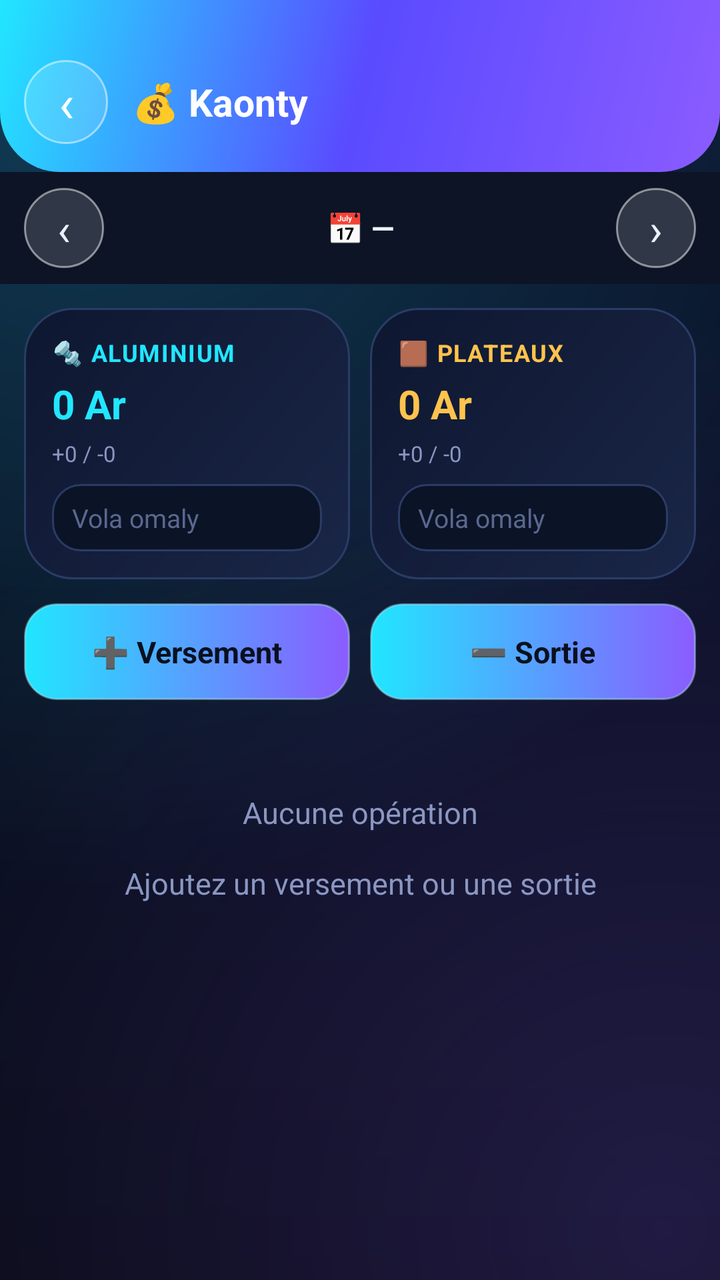
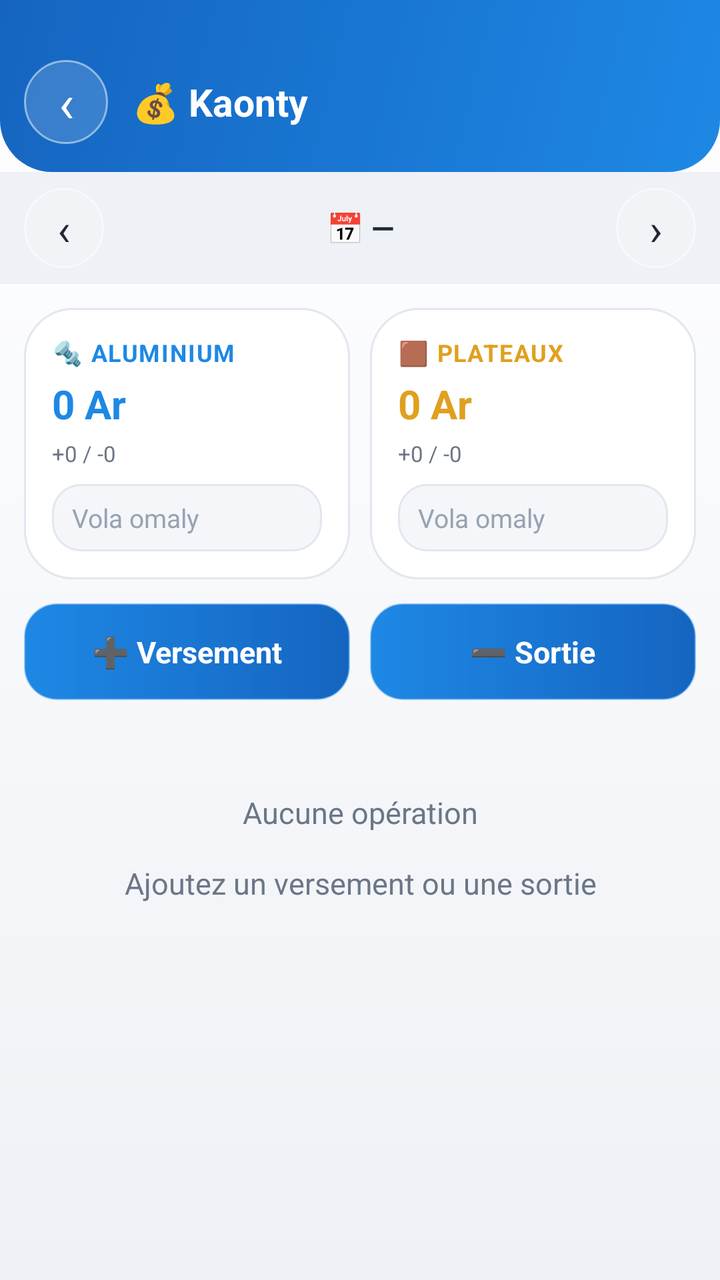

The first picture is an Android layout as it rendered before a commit; the second is the same layout after the commit. The layout source and the unified diff follow.
<!-- AndroidManifest.xml: application theme Theme.AluManager -->
<!-- res/layout/activity_kaonty.xml -->
<?xml version="1.0" encoding="utf-8"?>
<LinearLayout xmlns:android="http://schemas.android.com/apk/res/android"
    android:layout_width="match_parent"
    android:layout_height="match_parent"
    android:background="@drawable/bg_space"
    android:orientation="vertical">

    <LinearLayout
        android:layout_width="match_parent"
        android:layout_height="wrap_content"
        android:background="@drawable/hero_bg"
        android:gravity="center_vertical"
        android:orientation="horizontal"
        android:paddingHorizontal="12dp"
        android:paddingTop="30dp"
        android:paddingBottom="14dp">

        <TextView
            android:id="@+id/btnBack"
            android:layout_width="42dp"
            android:layout_height="42dp"
            android:background="@drawable/avatar_circle"
            android:gravity="center"
            android:text="‹"
            android:textColor="#FFFFFF"
            android:textSize="26sp" />

        <TextView
            android:layout_width="0dp"
            android:layout_height="wrap_content"
            android:layout_marginStart="12dp"
            android:layout_weight="1"
            android:text="💰 Kaonty"
            android:textColor="#FFFFFF"
            android:textSize="19sp"
            android:textStyle="bold" />
    </LinearLayout>

    
    <LinearLayout
        android:layout_width="match_parent"
        android:layout_height="wrap_content"
        android:background="#0C1426"
        android:gravity="center_vertical"
        android:orientation="horizontal"
        android:paddingHorizontal="12dp"
        android:paddingVertical="8dp">

        <TextView
            android:id="@+id/btnPrevDay"
            android:layout_width="40dp"
            android:layout_height="40dp"
            android:background="@drawable/avatar_circle"
            android:gravity="center"
            android:text="‹"
            android:textColor="#EAF2FF"
            android:textSize="22sp" />

        <TextView
            android:id="@+id/dateLabel"
            android:layout_width="0dp"
            android:layout_height="wrap_content"
            android:layout_weight="1"
            android:gravity="center"
            android:text="📅 —"
            android:textColor="#EAF2FF"
            android:textSize="15sp"
            android:textStyle="bold" />

        <TextView
            android:id="@+id/btnNextDay"
            android:layout_width="40dp"
            android:layout_height="40dp"
            android:background="@drawable/avatar_circle"
            android:gravity="center"
            android:text="›"
            android:textColor="#EAF2FF"
            android:textSize="22sp" />
    </LinearLayout>

    
    <LinearLayout
        android:layout_width="match_parent"
        android:layout_height="wrap_content"
        android:orientation="horizontal"
        android:padding="12dp">

        
        <LinearLayout
            android:layout_width="0dp"
            android:layout_height="wrap_content"
            android:layout_weight="1"
            android:background="@drawable/glass_card"
            android:orientation="vertical"
            android:padding="14dp">

            <TextView
                android:layout_width="wrap_content"
                android:layout_height="wrap_content"
                android:text="🔩 ALUMINIUM"
                android:textColor="#21E6FF"
                android:textSize="12sp"
                android:textStyle="bold"
                android:letterSpacing="0.05" />

            <TextView
                android:id="@+id/soldeAlu"
                android:layout_width="wrap_content"
                android:layout_height="wrap_content"
                android:layout_marginTop="4dp"
                android:text="0 Ar"
                android:textColor="#21E6FF"
                android:textSize="20sp"
                android:textStyle="bold" />

            <TextView
                android:id="@+id/detailAlu"
                android:layout_width="wrap_content"
                android:layout_height="wrap_content"
                android:layout_marginTop="4dp"
                android:text="+0 / -0"
                android:textColor="#8A97C2"
                android:textSize="11sp" />

            <EditText
                android:id="@+id/volaAlu"
                android:layout_width="match_parent"
                android:layout_height="wrap_content"
                android:layout_marginTop="8dp"
                android:background="@drawable/field_bg"
                android:hint="Vola omaly"
                android:inputType="numberDecimal"
                android:paddingHorizontal="10dp"
                android:paddingVertical="8dp"
                android:textColor="#EAF2FF"
                android:textColorHint="#5A688F"
                android:textSize="13sp" />
        </LinearLayout>

        <View android:layout_width="10dp" android:layout_height="1dp" />

        
        <LinearLayout
            android:layout_width="0dp"
            android:layout_height="wrap_content"
            android:layout_weight="1"
            android:background="@drawable/glass_card"
            android:orientation="vertical"
            android:padding="14dp">

            <TextView
                android:layout_width="wrap_content"
                android:layout_height="wrap_content"
                android:text="🟫 PLATEAUX"
                android:textColor="#FFC34D"
                android:textSize="12sp"
                android:textStyle="bold"
                android:letterSpacing="0.05" />

            <TextView
                android:id="@+id/soldePlateaux"
                android:layout_width="wrap_content"
                android:layout_height="wrap_content"
                android:layout_marginTop="4dp"
                android:text="0 Ar"
                android:textColor="#FFC34D"
                android:textSize="20sp"
                android:textStyle="bold" />

            <TextView
                android:id="@+id/detailPlateaux"
                android:layout_width="wrap_content"
                android:layout_height="wrap_content"
                android:layout_marginTop="4dp"
                android:text="+0 / -0"
                android:textColor="#8A97C2"
                android:textSize="11sp" />

            <EditText
                android:id="@+id/volaPlateaux"
                android:layout_width="match_parent"
                android:layout_height="wrap_content"
                android:layout_marginTop="8dp"
                android:background="@drawable/field_bg"
                android:hint="Vola omaly"
                android:inputType="numberDecimal"
                android:paddingHorizontal="10dp"
                android:paddingVertical="8dp"
                android:textColor="#EAF2FF"
                android:textColorHint="#5A688F"
                android:textSize="13sp" />
        </LinearLayout>
    </LinearLayout>

    
    <LinearLayout
        android:layout_width="match_parent"
        android:layout_height="wrap_content"
        android:orientation="horizontal"
        android:paddingHorizontal="12dp"
        android:paddingBottom="6dp">

        <TextView
            android:id="@+id/btnIn"
            android:layout_width="0dp"
            android:layout_height="wrap_content"
            android:layout_weight="1"
            android:background="@drawable/btn_primary"
            android:gravity="center"
            android:paddingVertical="14dp"
            android:text="➕ Versement"
            android:textColor="#08101F"
            android:textSize="15sp"
            android:textStyle="bold" />

        <View android:layout_width="10dp" android:layout_height="1dp" />

        <TextView
            android:id="@+id/btnOut"
            android:layout_width="0dp"
            android:layout_height="wrap_content"
            android:layout_weight="1"
            android:background="@drawable/btn_primary"
            android:gravity="center"
            android:paddingVertical="14dp"
            android:text="➖ Sortie"
            android:textColor="#08101F"
            android:textSize="15sp"
            android:textStyle="bold" />
    </LinearLayout>

    <ScrollView
        android:layout_width="match_parent"
        android:layout_height="0dp"
        android:layout_weight="1"
        android:fillViewport="true"
        android:scrollbars="none">

        <LinearLayout
            android:id="@+id/listContainer"
            android:layout_width="match_parent"
            android:layout_height="wrap_content"
            android:orientation="vertical"
            android:paddingHorizontal="12dp"
            android:paddingBottom="20dp">

            <TextView
                android:id="@+id/emptyState"
                android:layout_width="match_parent"
                android:layout_height="wrap_content"
                android:layout_marginTop="40dp"
                android:gravity="center"
                android:text="Aucune opération\n\nAjoutez un versement ou une sortie"
                android:textColor="#8A97C2"
                android:textSize="15sp" />
        </LinearLayout>
    </ScrollView>

</LinearLayout>
<!-- resources referenced by this layout -->
<resources>
  <!-- drawable avatar_circle (drawable) -->
  <?xml version="1.0" encoding="utf-8"?>
  <shape xmlns:android="http://schemas.android.com/apk/res/android" android:shape="oval">
      <solid android:color="#26FFFFFF" />
      <stroke android:width="1dp" android:color="#80FFFFFF" />
  </shape>
  <!-- drawable bg_space (drawable) -->
  <?xml version="1.0" encoding="utf-8"?>
  <layer-list xmlns:android="http://schemas.android.com/apk/res/android">
      <item>
          <shape android:shape="rectangle">
              <gradient
                  android:angle="270"
                  android:startColor="#0C1430"
                  android:centerColor="#080E1F"
                  android:endColor="#060912" />
          </shape>
      </item>
      
      <item>
          <shape android:shape="rectangle">
              <gradient
                  android:type="radial"
                  android:centerX="0.12"
                  android:centerY="0.04"
                  android:gradientRadius="420dp"
                  android:startColor="#3321E6FF"
                  android:endColor="#0021E6FF" />
          </shape>
      </item>
      
      <item>
          <shape android:shape="rectangle">
              <gradient
                  android:type="radial"
                  android:centerX="0.92"
                  android:centerY="0.96"
                  android:gradientRadius="460dp"
                  android:startColor="#338B5CFF"
                  android:endColor="#008B5CFF" />
          </shape>
      </item>
  </layer-list>
  <!-- drawable btn_primary (drawable) -->
  <?xml version="1.0" encoding="utf-8"?>
  <shape xmlns:android="http://schemas.android.com/apk/res/android" android:shape="rectangle">
      <gradient
          android:angle="0"
          android:startColor="#21E6FF"
          android:endColor="#8B5CFF" />
      <corners android:radius="16dp" />
      <stroke android:width="1dp" android:color="#66BFF5FF" />
  </shape>
  <!-- drawable field_bg (drawable) -->
  <?xml version="1.0" encoding="utf-8"?>
  <shape xmlns:android="http://schemas.android.com/apk/res/android" android:shape="rectangle">
      <solid android:color="#0B1326" />
      <corners android:radius="14dp" />
      <stroke android:width="1dp" android:color="#2A3C66" />
  </shape>
  <!-- drawable glass_card (drawable) -->
  <?xml version="1.0" encoding="utf-8"?>
  <shape xmlns:android="http://schemas.android.com/apk/res/android" android:shape="rectangle">
      <gradient
          android:angle="135"
          android:startColor="#1A2647"
          android:endColor="#0E1730" />
      <corners android:radius="24dp" />
      <stroke android:width="1dp" android:color="#2A3C66" />
  </shape>
  <!-- drawable hero_bg (drawable) -->
  <?xml version="1.0" encoding="utf-8"?>
  <shape xmlns:android="http://schemas.android.com/apk/res/android" android:shape="rectangle">
      <gradient
          android:angle="135"
          android:startColor="#8B5CFF"
          android:centerColor="#5A4BFF"
          android:endColor="#21E6FF" />
      <corners
          android:bottomLeftRadius="30dp"
          android:bottomRightRadius="30dp" />
  </shape>
  <style name="Theme.AluManager" parent="Theme.MaterialComponents.NoActionBar">
          <item name="colorPrimary">@color/neon_violet</item>
          <item name="colorPrimaryVariant">@color/neon_cyan</item>
          <item name="colorOnPrimary">#08101F</item>
          <item name="colorAccent">@color/neon_cyan</item>
          <item name="android:windowBackground">@color/bg_deep</item>
          <item name="android:statusBarColor">@android:color/transparent</item>
          <item name="android:navigationBarColor">@color/bg_deep</item>
          <item name="android:windowLightStatusBar">false</item>
          <item name="android:colorBackground">@color/bg_deep</item>
      </style>
  <color name="neon_violet">#8B5CFF</color>
  <color name="neon_cyan">#21E6FF</color>
  <color name="bg_deep">#060912</color>
</resources>

<!-- the commit's change to res/layout/activity_kaonty.xml (unified diff, before → after) -->
@@ -40,7 +40,7 @@
     <LinearLayout
         android:layout_width="match_parent"
         android:layout_height="wrap_content"
-        android:background="#0C1426"
+        android:background="#EEF1F6"
         android:gravity="center_vertical"
         android:orientation="horizontal"
         android:paddingHorizontal="12dp"
@@ -53,7 +53,7 @@
             android:background="@drawable/avatar_circle"
             android:gravity="center"
             android:text="‹"
-            android:textColor="#EAF2FF"
+            android:textColor="#1F2733"
             android:textSize="22sp" />
 
         <TextView
@@ -63,7 +63,7 @@
             android:layout_weight="1"
             android:gravity="center"
             android:text="📅 —"
-            android:textColor="#EAF2FF"
+            android:textColor="#1F2733"
             android:textSize="15sp"
             android:textStyle="bold" />
 
@@ -74,7 +74,7 @@
             android:background="@drawable/avatar_circle"
             android:gravity="center"
             android:text="›"
-            android:textColor="#EAF2FF"
+            android:textColor="#1F2733"
             android:textSize="22sp" />
     </LinearLayout>
 
@@ -98,7 +98,7 @@
                 android:layout_width="wrap_content"
                 android:layout_height="wrap_content"
                 android:text="🔩 ALUMINIUM"
-                android:textColor="#21E6FF"
+                android:textColor="#1E88E5"
                 android:textSize="12sp"
                 android:textStyle="bold"
                 android:letterSpacing="0.05" />
@@ -109,7 +109,7 @@
                 android:layout_height="wrap_content"
                 android:layout_marginTop="4dp"
                 android:text="0 Ar"
-                android:textColor="#21E6FF"
+                android:textColor="#1E88E5"
                 android:textSize="20sp"
                 android:textStyle="bold" />
 
@@ -119,7 +119,7 @@
                 android:layout_height="wrap_content"
                 android:layout_marginTop="4dp"
                 android:text="+0 / -0"
-                android:textColor="#8A97C2"
+                android:textColor="#6B7686"
                 android:textSize="11sp" />
 
             <EditText
@@ -132,8 +132,8 @@
                 android:inputType="numberDecimal"
                 android:paddingHorizontal="10dp"
                 android:paddingVertical="8dp"
-                android:textColor="#EAF2FF"
-                android:textColorHint="#5A688F"
+                android:textColor="#1F2733"
+                android:textColorHint="#98A2B3"
                 android:textSize="13sp" />
         </LinearLayout>
 
@@ -152,7 +152,7 @@
                 android:layout_width="wrap_content"
                 android:layout_height="wrap_content"
                 android:text="🟫 PLATEAUX"
-                android:textColor="#FFC34D"
+                android:textColor="#E0A020"
                 android:textSize="12sp"
                 android:textStyle="bold"
                 android:letterSpacing="0.05" />
@@ -163,7 +163,7 @@
                 android:layout_height="wrap_content"
                 android:layout_marginTop="4dp"
                 android:text="0 Ar"
-                android:textColor="#FFC34D"
+                android:textColor="#E0A020"
                 android:textSize="20sp"
                 android:textStyle="bold" />
 
@@ -173,7 +173,7 @@
                 android:layout_height="wrap_content"
                 android:layout_marginTop="4dp"
                 android:text="+0 / -0"
-                android:textColor="#8A97C2"
+                android:textColor="#6B7686"
                 android:textSize="11sp" />
 
             <EditText
@@ -186,8 +186,8 @@
                 android:inputType="numberDecimal"
                 android:paddingHorizontal="10dp"
                 android:paddingVertical="8dp"
-                android:textColor="#EAF2FF"
-                android:textColorHint="#5A688F"
+                android:textColor="#1F2733"
+                android:textColorHint="#98A2B3"
                 android:textSize="13sp" />
         </LinearLayout>
     </LinearLayout>
@@ -209,7 +209,7 @@
             android:gravity="center"
             android:paddingVertical="14dp"
             android:text="➕ Versement"
-            android:textColor="#08101F"
+            android:textColor="#FFFFFF"
             android:textSize="15sp"
             android:textStyle="bold" />
 
@@ -224,7 +224,7 @@
             android:gravity="center"
             android:paddingVertical="14dp"
             android:text="➖ Sortie"
-            android:textColor="#08101F"
+            android:textColor="#FFFFFF"
             android:textSize="15sp"
             android:textStyle="bold" />
     </LinearLayout>
@@ -251,7 +251,7 @@
                 android:layout_marginTop="40dp"
                 android:gravity="center"
                 android:text="Aucune opération\n\nAjoutez un versement ou une sortie"
-                android:textColor="#8A97C2"
+                android:textColor="#6B7686"
                 android:textSize="15sp" />
         </LinearLayout>
     </ScrollView>
<!-- resource entries referenced after the edit -->
@@ -8,84 +8,55 @@
   </shape>
   <!-- drawable bg_space (drawable) -->
   <?xml version="1.0" encoding="utf-8"?>
-  <layer-list xmlns:android="http://schemas.android.com/apk/res/android">
-      <item>
-          <shape android:shape="rectangle">
-              <gradient
-                  android:angle="270"
-                  android:startColor="#0C1430"
-                  android:centerColor="#080E1F"
-                  android:endColor="#060912" />
-          </shape>
-      </item>
-      
-      <item>
-          <shape android:shape="rectangle">
-              <gradient
-                  android:type="radial"
-                  android:centerX="0.12"
-                  android:centerY="0.04"
-                  android:gradientRadius="420dp"
-                  android:startColor="#3321E6FF"
-                  android:endColor="#0021E6FF" />
-          </shape>
-      </item>
-      
-      <item>
-          <shape android:shape="rectangle">
-              <gradient
-                  android:type="radial"
-                  android:centerX="0.92"
-                  android:centerY="0.96"
-                  android:gradientRadius="460dp"
-                  android:startColor="#338B5CFF"
-                  android:endColor="#008B5CFF" />
-          </shape>
-      </item>
-  </layer-list>
+  <shape xmlns:android="http://schemas.android.com/apk/res/android" android:shape="rectangle">
+      <gradient
+          android:angle="270"
+          android:startColor="#FFFFFF"
+          android:endColor="#EEF1F6" />
+  </shape>
   <!-- drawable btn_primary (drawable) -->
   <?xml version="1.0" encoding="utf-8"?>
   <shape xmlns:android="http://schemas.android.com/apk/res/android" android:shape="rectangle">
       <gradient
           android:angle="0"
-          android:startColor="#21E6FF"
-          android:endColor="#8B5CFF" />
+          android:startColor="#1E88E5"
+          android:endColor="#1565C0" />
       <corners android:radius="16dp" />
-      <stroke android:width="1dp" android:color="#66BFF5FF" />
+      <stroke android:width="1dp" android:color="#661E88E5" />
   </shape>
   <!-- drawable field_bg (drawable) -->
   <?xml version="1.0" encoding="utf-8"?>
   <shape xmlns:android="http://schemas.android.com/apk/res/android" android:shape="rectangle">
-      <solid android:color="#0B1326" />
+      <solid android:color="#F4F6F9" />
       <corners android:radius="14dp" />
-      <stroke android:width="1dp" android:color="#2A3C66" />
+      <stroke android:width="1dp" android:color="#E2E7EF" />
   </shape>
   <!-- drawable glass_card (drawable) -->
   <?xml version="1.0" encoding="utf-8"?>
   <shape xmlns:android="http://schemas.android.com/apk/res/android" android:shape="rectangle">
       <gradient
           android:angle="135"
-          android:startColor="#1A2647"
-          android:endColor="#0E1730" />
+          android:startColor="#FFFFFF"
+          android:endColor="#FFFFFF" />
       <corners android:radius="24dp" />
-      <stroke android:width="1dp" android:color="#2A3C66" />
+      <stroke android:width="1dp" android:color="#E2E7EF" />
   </shape>
   <!-- drawable hero_bg (drawable) -->
   <?xml version="1.0" encoding="utf-8"?>
   <shape xmlns:android="http://schemas.android.com/apk/res/android" android:shape="rectangle">
       <gradient
           android:angle="135"
-          android:startColor="#8B5CFF"
-          android:centerColor="#5A4BFF"
-          android:endColor="#21E6FF" />
+          android:startColor="#1E88E5"
+          android:centerColor="#1976D2"
+          android:endColor="#1565C0" />
       <corners
-          android:bottomLeftRadius="30dp"
-          android:bottomRightRadius="30dp" />
+          android:bottomLeftRadius="26dp"
+          android:bottomRightRadius="26dp" />
   </shape>
-  <style name="Theme.AluManager" parent="Theme.MaterialComponents.NoActionBar">
+  <style name="Theme.AluManager" parent="Theme.MaterialComponents.Light.NoActionBar">
           <item name="colorPrimary">@color/neon_violet</item>
           <item name="colorPrimaryVariant">@color/neon_cyan</item>
-          <item name="colorOnPrimary">#08101F</item>
+          <item name="colorOnPrimary">#FFFFFF</item>
           <item name="colorAccent">@color/neon_cyan</item>
           <item name="android:windowBackground">@color/bg_deep</item>
           <item name="android:statusBarColor">@android:color/transparent</item>
@@ -93,8 +64,8 @@
           <item name="android:windowLightStatusBar">false</item>
           <item name="android:colorBackground">@color/bg_deep</item>
       </style>
-  <color name="neon_violet">#8B5CFF</color>
-  <color name="neon_cyan">#21E6FF</color>
-  <color name="bg_deep">#060912</color>
+  <color name="neon_violet">#1565C0</color>
+  <color name="neon_cyan">#1E88E5</color>
+  <color name="bg_deep">#F4F6F9</color>
 </resources>
 
